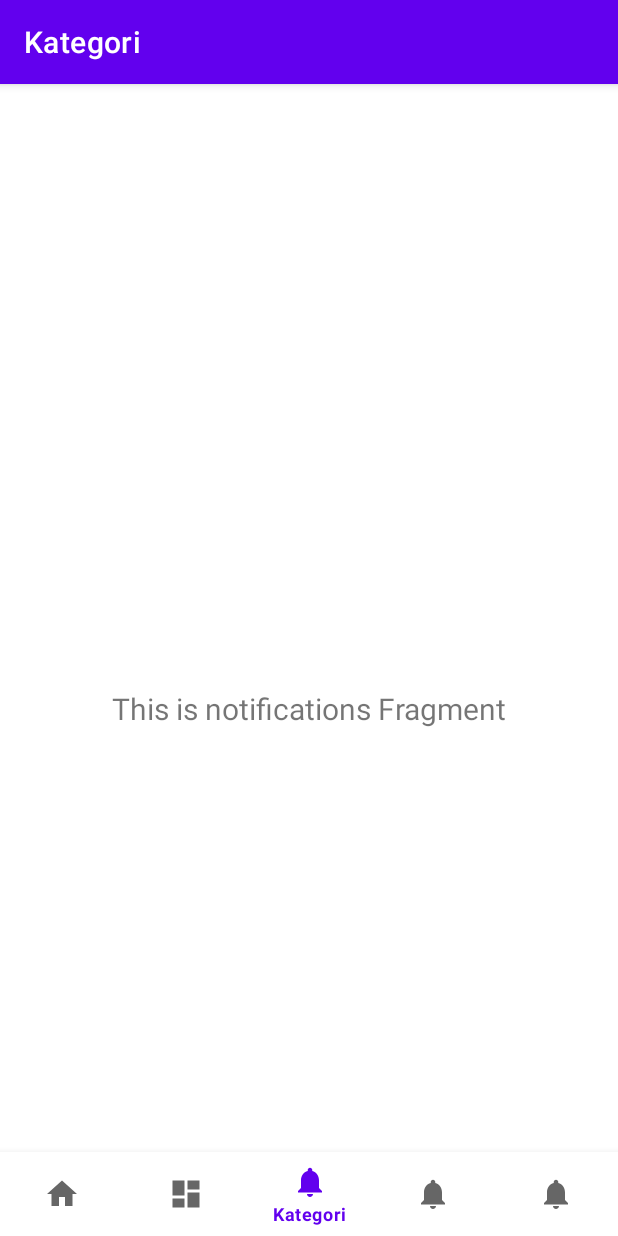
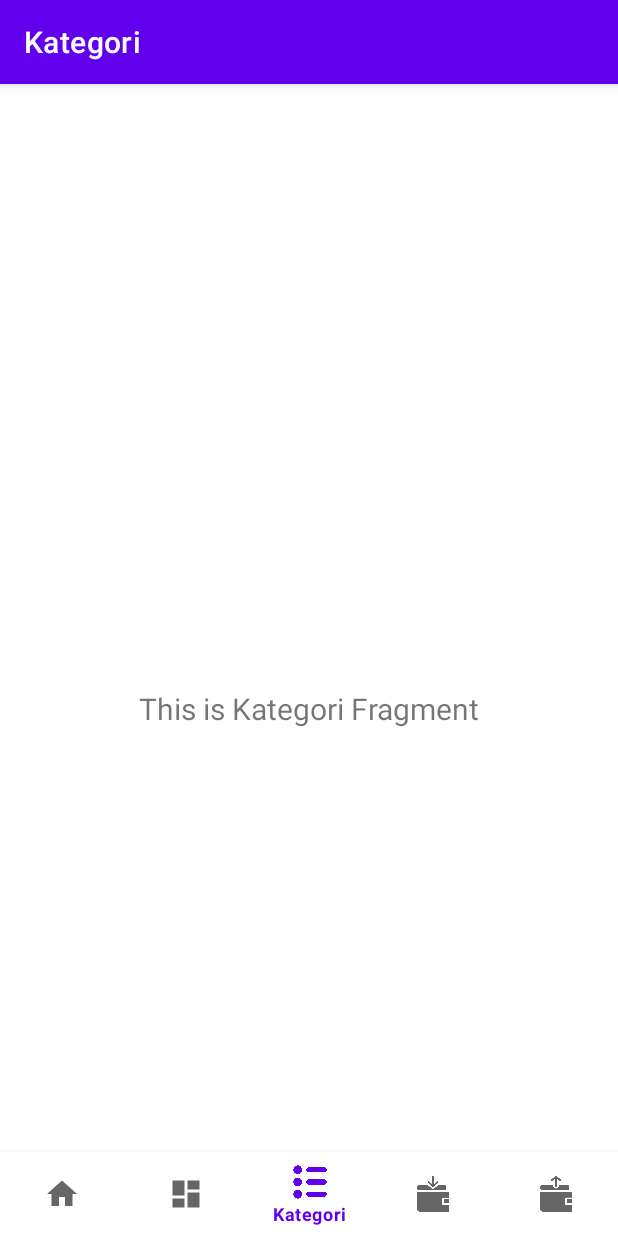
Before and after one commit to IrfanHidayatulahP/16_142, an Android app: the KategoriFragment screen opened through its navigation route, on a phone screen of 412 x 824 dp. Run offline under Robolectric (Android 15) with nearby library versions, the phone set to English and light mode, and no system bars; our stand-ins replace navigation-ui.

Commit message:
mengubah desain icon tiap menu tampilan

```diff
--- a/app/src/main/java/com/example/finalprojectpam/ui/kategori/KategoriViewModel.kt
+++ b/app/src/main/java/com/example/finalprojectpam/ui/kategori/KategoriViewModel.kt
@@ -7,7 +7,7 @@ import androidx.lifecycle.ViewModel
 class KategoriViewModel : ViewModel() {
 
     private val _text = MutableLiveData<String>().apply {
-        value = "This is notifications Fragment"
+        value = "This is Kategori Fragment"
     }
     val text: LiveData<String> = _text
 }
--- a/app/src/main/res/menu/bottom_nav_menu.xml
+++ b/app/src/main/res/menu/bottom_nav_menu.xml
@@ -13,17 +13,17 @@
 
     <item
         android:id="@+id/navigation_kategori"
-        android:icon="@drawable/ic_notifications_black_24dp"
+        android:icon="@drawable/list"
         android:title="@string/title_kategori"/>
 
     <item
         android:id="@+id/navigation_pendapatan"
-        android:icon="@drawable/ic_notifications_black_24dp"
+        android:icon="@drawable/receive"
         android:title="@string/title_pendapatan"/>
 
     <item
         android:id="@+id/navigation_pengeluaran"
-        android:icon="@drawable/ic_notifications_black_24dp"
+        android:icon="@drawable/send"
         android:title="@string/title_pengeluaran"/>
 
 </menu>
```
Also changed, not shown: app/src/main/res/drawable/devaluation.png (added), app/src/main/res/drawable/income.png (added), app/src/main/res/drawable/list.png (added), app/src/main/res/drawable/profit.png (added), app/src/main/res/drawable/receive.png (added), app/src/main/res/drawable/send.png (added).
